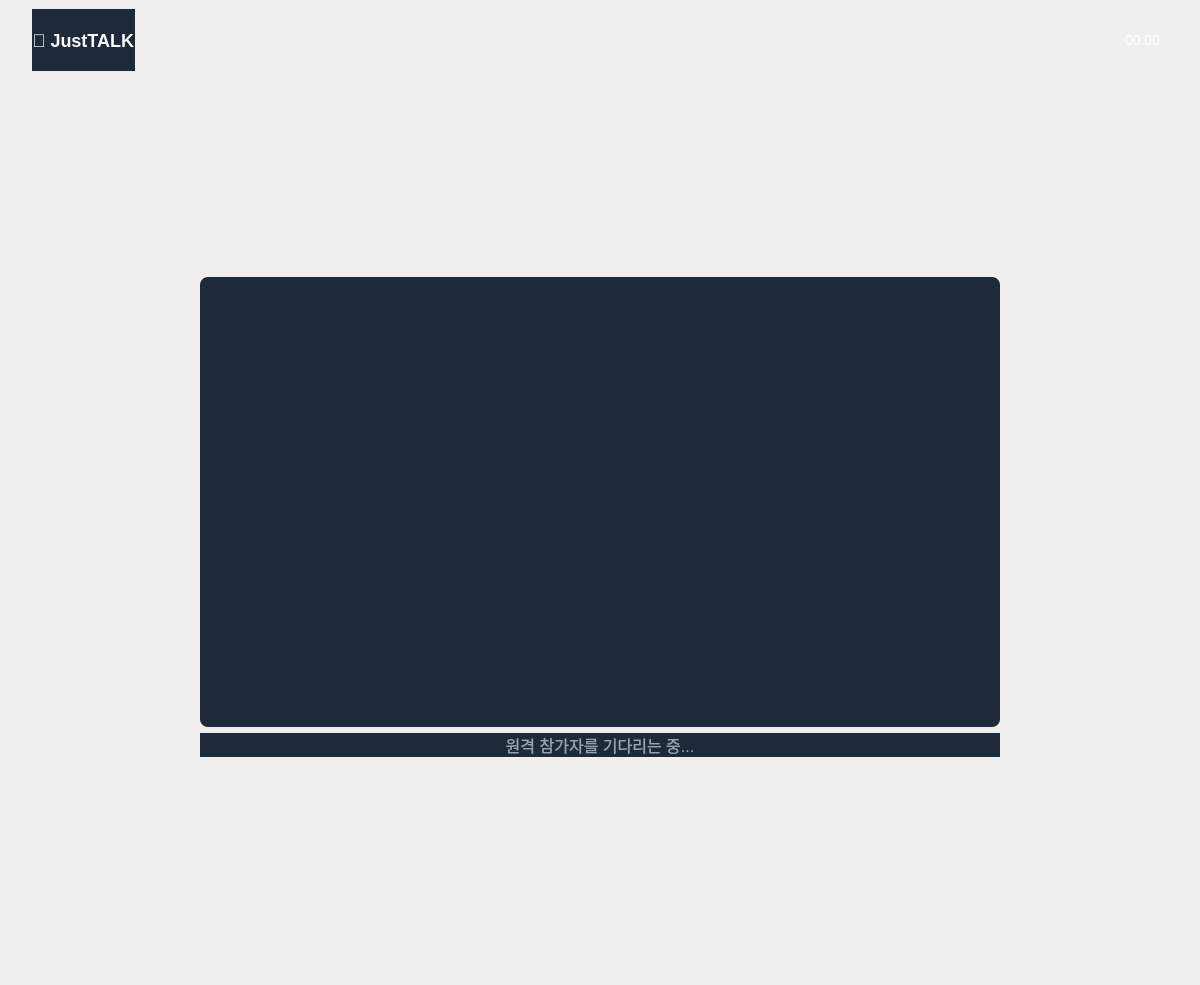
JustTALK-veda/Client_QT, file forlocal.ui: the form before one commit.
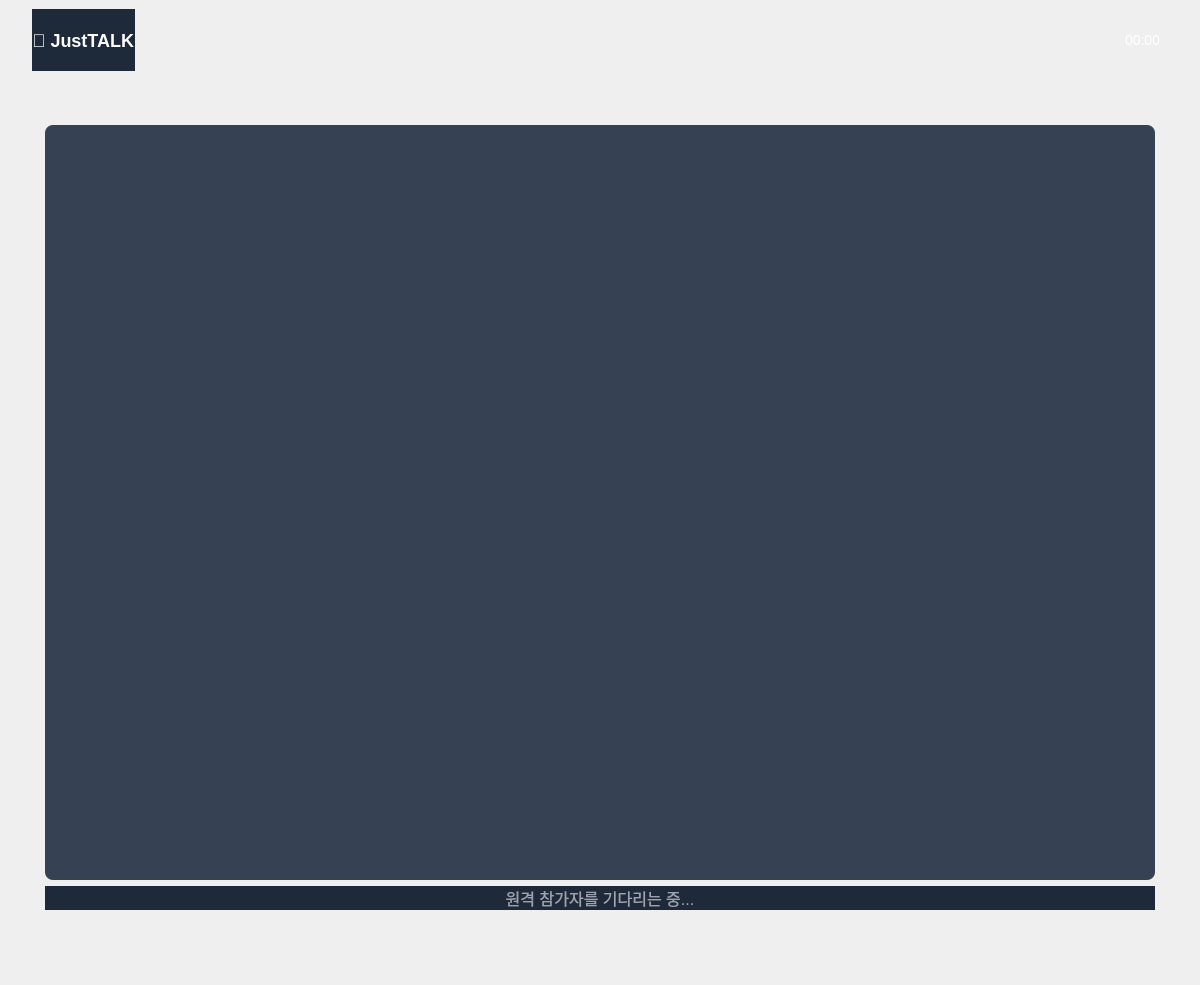
The form after the commit. Icons and pictures are not drawn.

The edit to the form file:
```diff
--- a/forlocal.ui
+++ b/forlocal.ui
@@ -126,23 +126,10 @@
       <item>
        <widget class="QWidget" name="videoWidget" native="true">
         <layout class="QHBoxLayout" name="horizontalLayout">
-         <item>
-          <spacer name="horizontalSpacer_2">
-           <property name="orientation">
-            <enum>Qt::Orientation::Horizontal</enum>
-           </property>
-           <property name="sizeHint" stdset="0">
-            <size>
-             <width>40</width>
-             <height>20</height>
-            </size>
-           </property>
-          </spacer>
-         </item>
          <item>
           <widget class="QFrame" name="videoFrame">
            <property name="sizePolicy">
-            <sizepolicy hsizetype="Fixed" vsizetype="Fixed">
+            <sizepolicy hsizetype="Expanding" vsizetype="Expanding">
              <horstretch>0</horstretch>
              <verstretch>0</verstretch>
             </sizepolicy>
@@ -179,7 +166,7 @@
               </property>
               <property name="styleSheet">
                <string notr="true">QLabel {
-    background-color: #1E2939;
+    background-color: #364153;
     border: none;
     border-radius: 8px;
 }</string>
@@ -208,19 +195,6 @@
            </layout>
           </widget>
          </item>
-         <item>
-          <spacer name="horizontalSpacer">
-           <property name="orientation">
-            <enum>Qt::Orientation::Horizontal</enum>
-           </property>
-           <property name="sizeHint" stdset="0">
-            <size>
-             <width>40</width>
-             <height>20</height>
-            </size>
-           </property>
-          </spacer>
-         </item>
         </layout>
        </widget>
       </item>
```
